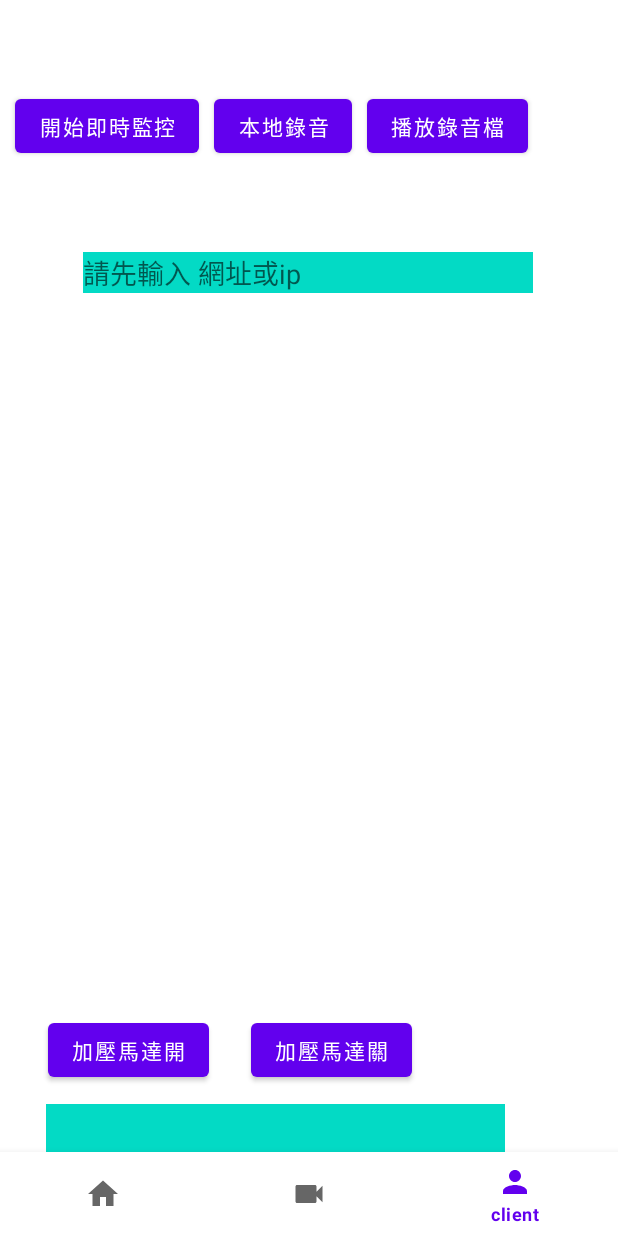
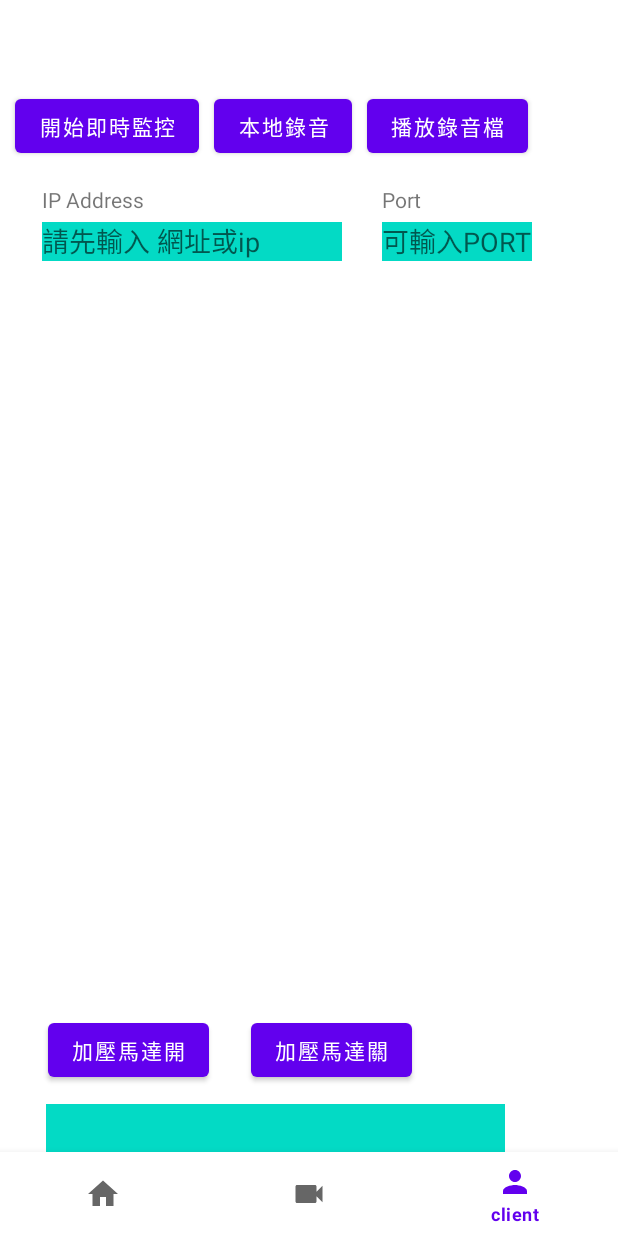
Before and after one commit to kevinhsu0411/Android-Real_Time_Monitor, an Android app: the ClientFragment screen opened through its navigation route, on a phone screen of 412 x 824 dp. Run offline under Robolectric (Android 15) with nearby library versions, the phone set to English and light mode, and no system bars; our stand-ins replace RxJava, navigation-ui; 1 statement that could not run was skipped.

Commit message:
[Motor]server port edit block

```diff
--- a/app/src/main/res/layout/fragment_client.xml
+++ b/app/src/main/res/layout/fragment_client.xml
@@ -49,15 +49,26 @@
 
     <EditText
         android:id="@+id/client_ed_IP"
-        android:layout_width="300dp"
-        android:layout_height="wrap_content"
-        android:layout_marginTop="60dp"
+        android:layout_width="200dp"
+        android:layout_height="26dp"
+        android:layout_marginTop="40dp"
         android:background="@color/teal_200"
         android:hint="請先輸入 網址或ip"
         app:layout_constraintEnd_toEndOf="parent"
-        app:layout_constraintHorizontal_bias="0.495"
+        app:layout_constraintHorizontal_bias="0.131"
         app:layout_constraintStart_toStartOf="parent"
         app:layout_constraintTop_toBottomOf="@+id/client_audioRecord" />
+
+    <EditText
+        android:id="@+id/client_ed_PORT"
+        android:layout_width="100dp"
+        android:layout_height="26dp"
+        android:background="@color/teal_200"
+        android:hint="可輸入PORT"
+        app:layout_constraintEnd_toEndOf="parent"
+        app:layout_constraintHorizontal_bias="0.319"
+        app:layout_constraintStart_toEndOf="@+id/client_ed_IP"
+        app:layout_constraintTop_toTopOf="@+id/client_ed_IP" />
 
     <EditText
         android:id="@+id/motorMsg"
@@ -89,5 +100,23 @@
         app:layout_constraintStart_toEndOf="@+id/motor_open_button"
         app:layout_constraintTop_toTopOf="@+id/motor_open_button" />
 
+    <TextView
+        android:id="@+id/textView"
+        android:layout_width="wrap_content"
+        android:layout_height="wrap_content"
+        android:layout_marginBottom="5dp"
+        android:text="IP Address"
+        app:layout_constraintBottom_toTopOf="@+id/client_ed_IP"
+        app:layout_constraintStart_toStartOf="@+id/client_ed_IP" />
+
+    <TextView
+        android:id="@+id/textView2"
+        android:layout_width="wrap_content"
+        android:layout_height="wrap_content"
+        android:layout_marginBottom="5dp"
+        android:text="Port"
+        app:layout_constraintBottom_toTopOf="@+id/client_ed_PORT"
+        app:layout_constraintStart_toStartOf="@+id/client_ed_PORT" />
+
 
 </androidx.constraintlayout.widget.ConstraintLayout>
```
Also changed, not shown: app/src/main/java/com/kevinserver/ClientFragment.kt (+18 -5 lines).
